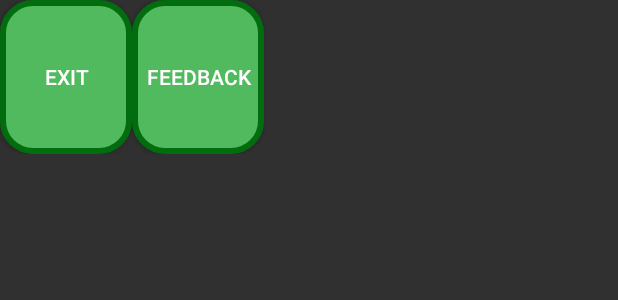
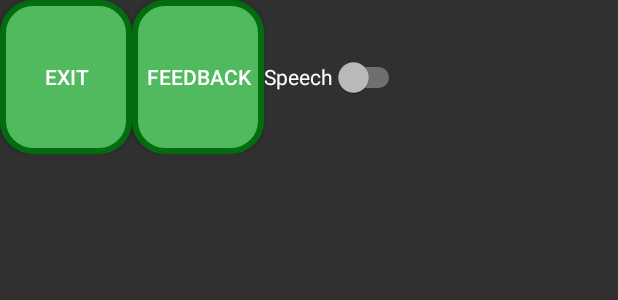
Before and after one commit to hajaar/LearnColoursNumbersShapes, an Android app: the layout activity_main.xml on its own in the app's theme, with its tools: preview values and no code run, on a phone screen of 412 x 824 dp. Shown: the top 300 px of the screen. Run offline under Robolectric (Android 15) with nearby library versions, the phone set to English and light mode, and no system bars.

Commit message:
added speech

```diff
--- a/app/src/main/res/layout/activity_main.xml
+++ b/app/src/main/res/layout/activity_main.xml
@@ -27,6 +27,12 @@
             android:background="@drawable/skipcustomborder"
             android:text="@string/action_feedback"/>
 
+        <Switch
+            android:id="@+id/speech_switch"
+            android:layout_width="wrap_content"
+            android:layout_height="match_parent"
+            android:text="Speech"/>
+
     </LinearLayout>
 
     <FrameLayout android:id="@+id/rootframe"
```
Also changed, not shown: app/src/main/java/com/skva/learncolours/MainActivity.java (+48 -1 lines).
